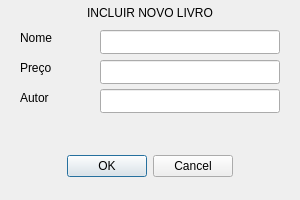
The window that Loja/incluirlivro.ui (lumathias/DCA1202---Programa-o-Avan-ada) describes before a commit, drawn with Qt 5.
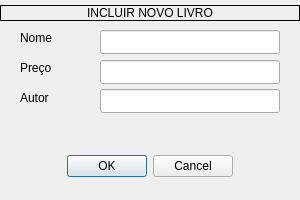
The same window after the commit.

```diff
--- a/Loja/incluirlivro.ui
+++ b/Loja/incluirlivro.ui
@@ -22,6 +22,9 @@
      <height>16</height>
     </rect>
    </property>
+   <property name="frameShape">
+    <enum>QFrame::Box</enum>
+   </property>
    <property name="text">
     <string>INCLUIR NOVO LIVRO</string>
    </property>
```
